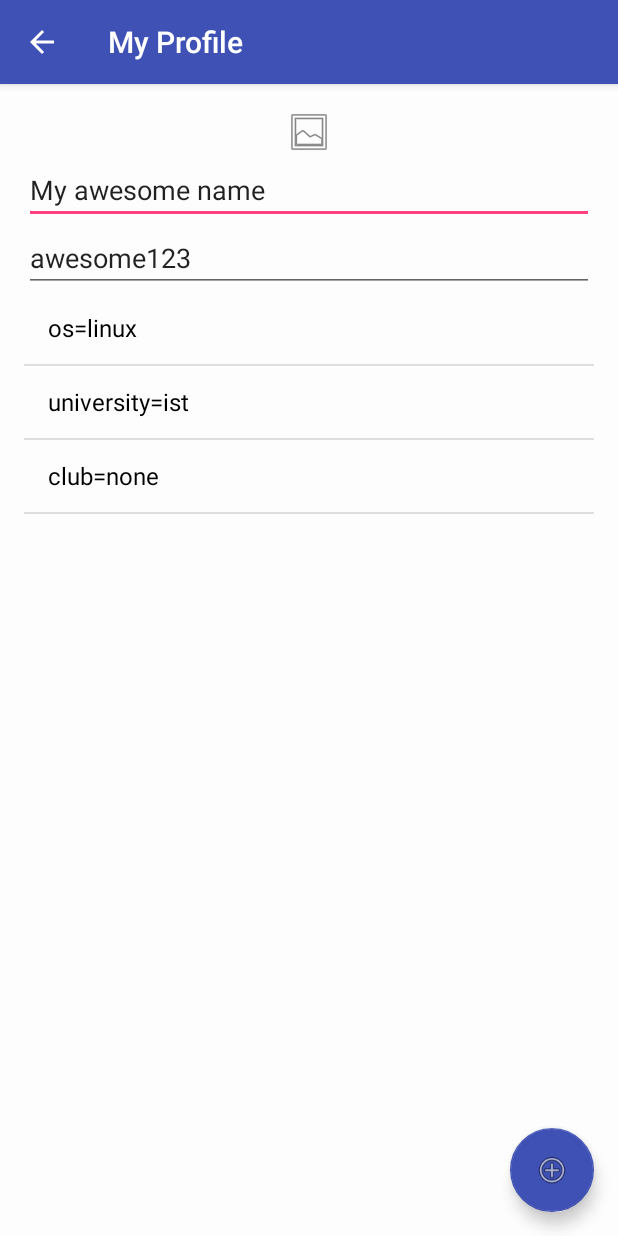
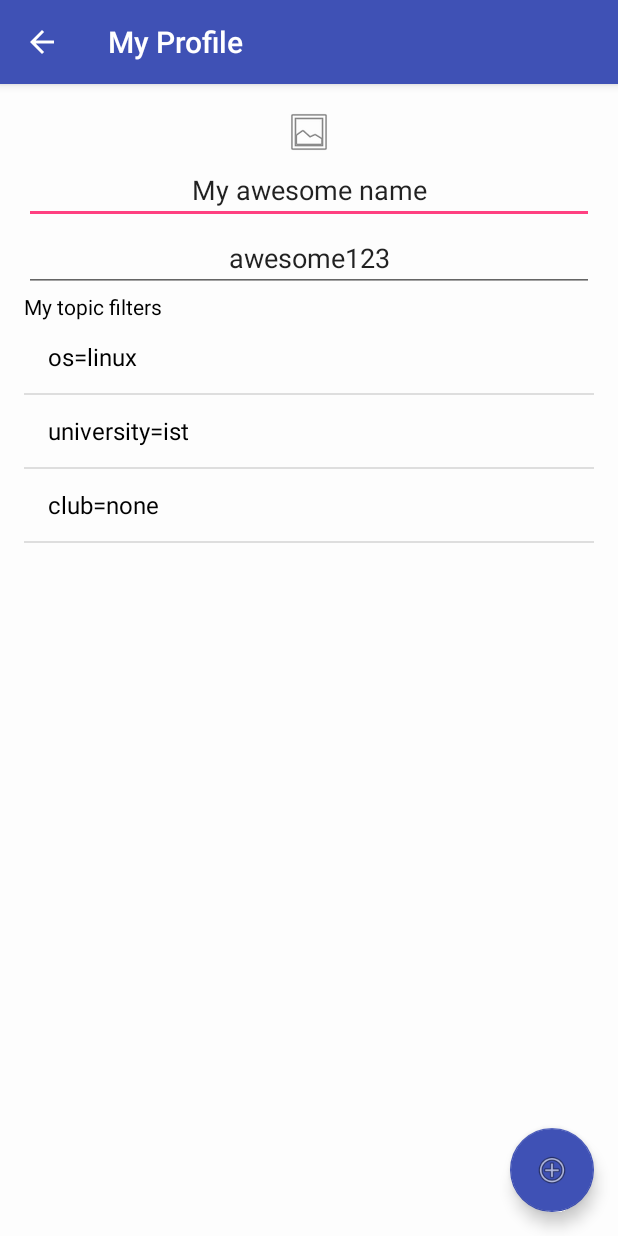
Before and after one commit to Gisson/LocMess, an Android app: the MyProfile screen opened directly, with no data from a screen before it, on a phone screen of 412 x 824 dp. Run offline under Robolectric (Android 15) with nearby library versions, the phone set to English and light mode, and no system bars.

Commit message:
retouch Edit profile activity layout #9
- center user name and username fields
- add 'My topic filters' label

```diff
--- a/android-project/app/src/main/res/layout/content_my_profile.xml
+++ b/android-project/app/src/main/res/layout/content_my_profile.xml
@@ -15,7 +15,7 @@
 
 
     <EditText
-        android:layout_width="match_parent"
+        android:layout_width="wrap_content"
         android:layout_height="wrap_content"
         android:inputType="textPersonName"
         android:text="My awesome name"
@@ -23,13 +23,12 @@
         android:id="@+id/etProfileName"
         android:hint="Display name"
         android:layout_below="@+id/ivProfilePicture"
-        android:layout_alignParentLeft="true"
         android:layout_alignParentStart="true"
-        android:layout_alignParentRight="true"
-        android:layout_alignParentEnd="true" />
+        android:layout_alignParentEnd="true"
+        android:gravity="center_vertical|center" />
 
     <EditText
-        android:layout_width="match_parent"
+        android:layout_width="wrap_content"
         android:layout_height="wrap_content"
         android:inputType="textPersonName"
         android:text="awesome123"
@@ -37,10 +36,9 @@
         android:id="@+id/etUsername"
         android:hint="username"
         android:layout_below="@+id/etProfileName"
-        android:layout_alignParentRight="true"
         android:layout_alignParentEnd="true"
-        android:layout_alignParentLeft="true"
-        android:layout_alignParentStart="true" />
+        android:layout_alignParentStart="true"
+        android:gravity="center_vertical|center" />
 
     <ImageView
         android:layout_width="match_parent"
@@ -55,18 +53,25 @@
         android:contentDescription="Profile Picture" />
 
     <Space
+        android:id="@+id/space"
         android:layout_width="wrap_content"
         android:layout_height="wrap_content"
         android:layout_below="@+id/etUsername"
         android:layout_centerHorizontal="true" />
 
-    <!-- the list view must be populated in Java, I think -->
+    <TextView
+        android:layout_below="@+id/space"
+        android:id="@+id/tvTopics"
+        android:text="My topic filters"
+        android:layout_width="match_parent"
+        android:layout_height="wrap_content" />
+
     <ListView
         android:layout_width="match_parent"
         android:layout_height="match_parent"
         android:layout_centerHorizontal="true"
         android:id="@+id/lvTopics"
-        android:layout_below="@+id/etUsername"
+        android:layout_below="@+id/tvTopics"
         android:contentDescription="user topics" />
 
 </RelativeLayout>
```
